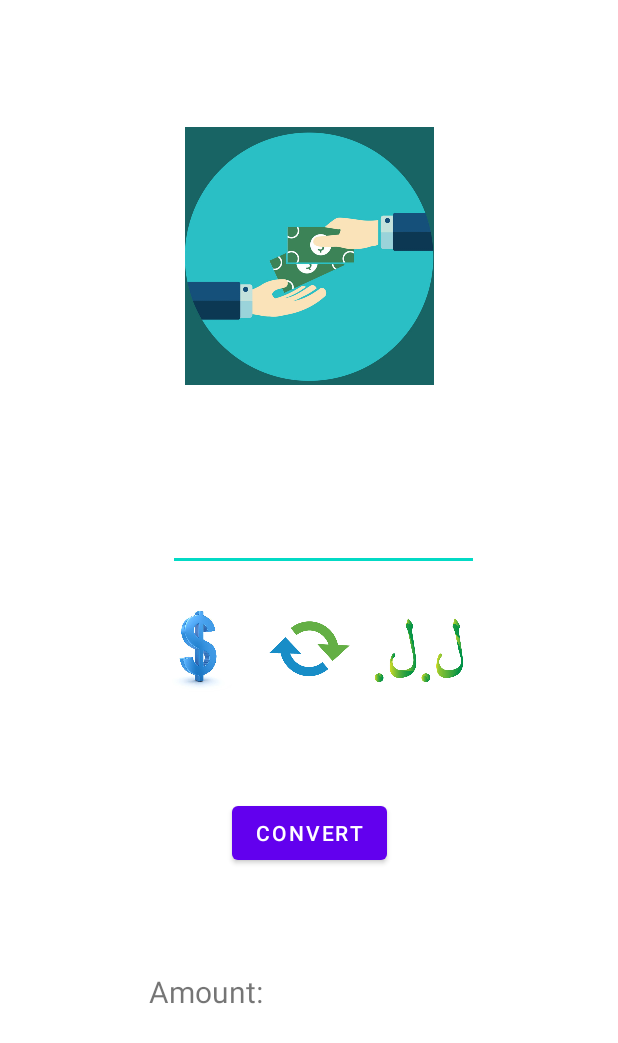
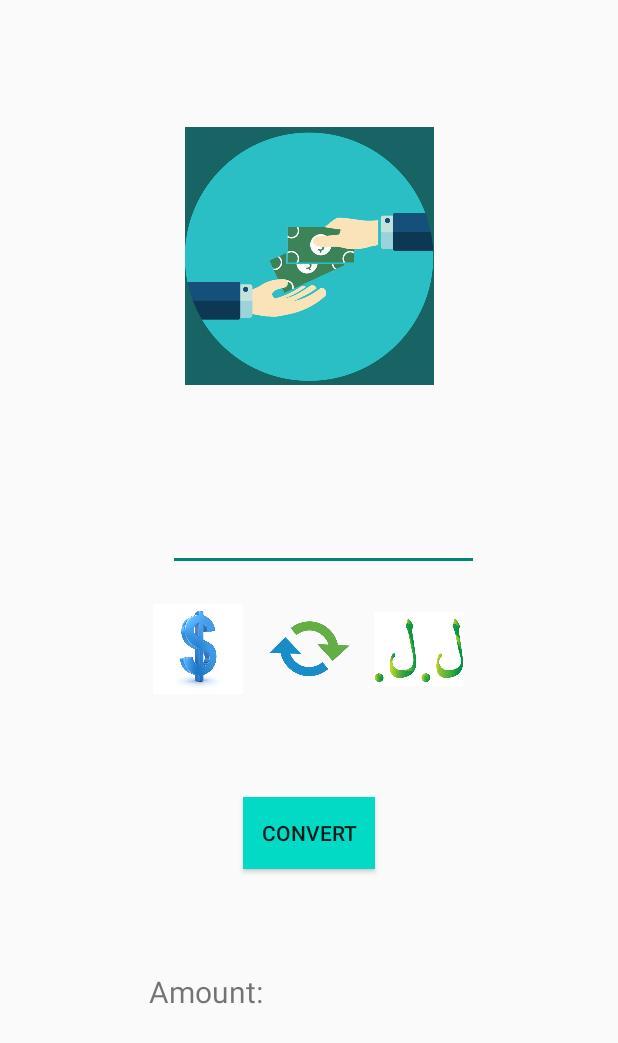
Before and after one commit to TalineAj/CSC431-Currency-Converter, an Android app: the screen it shows after launch (MainActivity), on a phone screen of 412 x 824 dp. Shown: the top 1043 px of the screen. Run offline under Robolectric (Android 15) with nearby library versions, the phone set to English and light mode, and no system bars.

Commit message:
Button color change -design

```diff
--- a/client/app/src/main/java/com/lau/front_end/MainActivity.java
+++ b/client/app/src/main/java/com/lau/front_end/MainActivity.java
@@ -19,7 +19,7 @@ public class MainActivity extends AppCompatActivity {
 
         //The code in line 23-->27 is not my own code, it was retrieved when I searched how to change the status bar color from:
         //https://www.geeksforgeeks.org/how-to-change-the-color-of-status-bar-in-an-android-app/
-        //N.b: Button color and action bar were also changed and hidden respectively from the values folder
+        //N.b: Button color and action bar were also changed and hidden respectively from the themes and values folders (as well as of course layout)
         if (Build.VERSION.SDK_INT >= 21) {
             Window window = this.getWindow();
             window.addFlags(WindowManager.LayoutParams.FLAG_DRAWS_SYSTEM_BAR_BACKGROUNDS);
@@ -28,4 +28,5 @@ public class MainActivity extends AppCompatActivity {
         }
     }
 
+
 }
--- a/client/app/src/main/res/layout/activity_main.xml
+++ b/client/app/src/main/res/layout/activity_main.xml
@@ -86,6 +86,7 @@
         android:layout_height="wrap_content"
         android:onClick="Convert"
         android:text="Convert"
+        android:background="@color/teal_200"
         app:layout_constraintBottom_toTopOf="@+id/textView3"
         app:layout_constraintEnd_toEndOf="parent"
         app:layout_constraintStart_toStartOf="parent"
--- a/client/app/src/main/res/values-night/themes.xml
+++ b/client/app/src/main/res/values-night/themes.xml
@@ -1,6 +1,6 @@
 <resources xmlns:tools="http://schemas.android.com/tools">
     <!-- Base application theme. -->
-    <style name="Theme.Frontend" parent="Theme.MaterialComponents.DayNight.NoActionBar">
+    <style name="Theme.Frontend" parent="Theme.AppCompat.Light.NoActionBar">
         <!-- Primary brand color. -->
         <item name="colorPrimary">@color/purple_200</item>
         <item name="colorPrimaryVariant">@color/purple_700</item>
--- a/client/app/src/main/res/values/themes.xml
+++ b/client/app/src/main/res/values/themes.xml
@@ -1,6 +1,6 @@
 <resources xmlns:tools="http://schemas.android.com/tools">
     <!-- Base application theme. -->
-    <style name="Theme.Frontend" parent="Theme.MaterialComponents.DayNight.NoActionBar">
+    <style name="Theme.Frontend" parent="Theme.AppCompat.Light.NoActionBar">
         <!-- Primary brand color. -->
         <item name="colorPrimary">@color/purple_500</item>
         <item name="colorPrimaryVariant">@color/purple_700</item>
```
